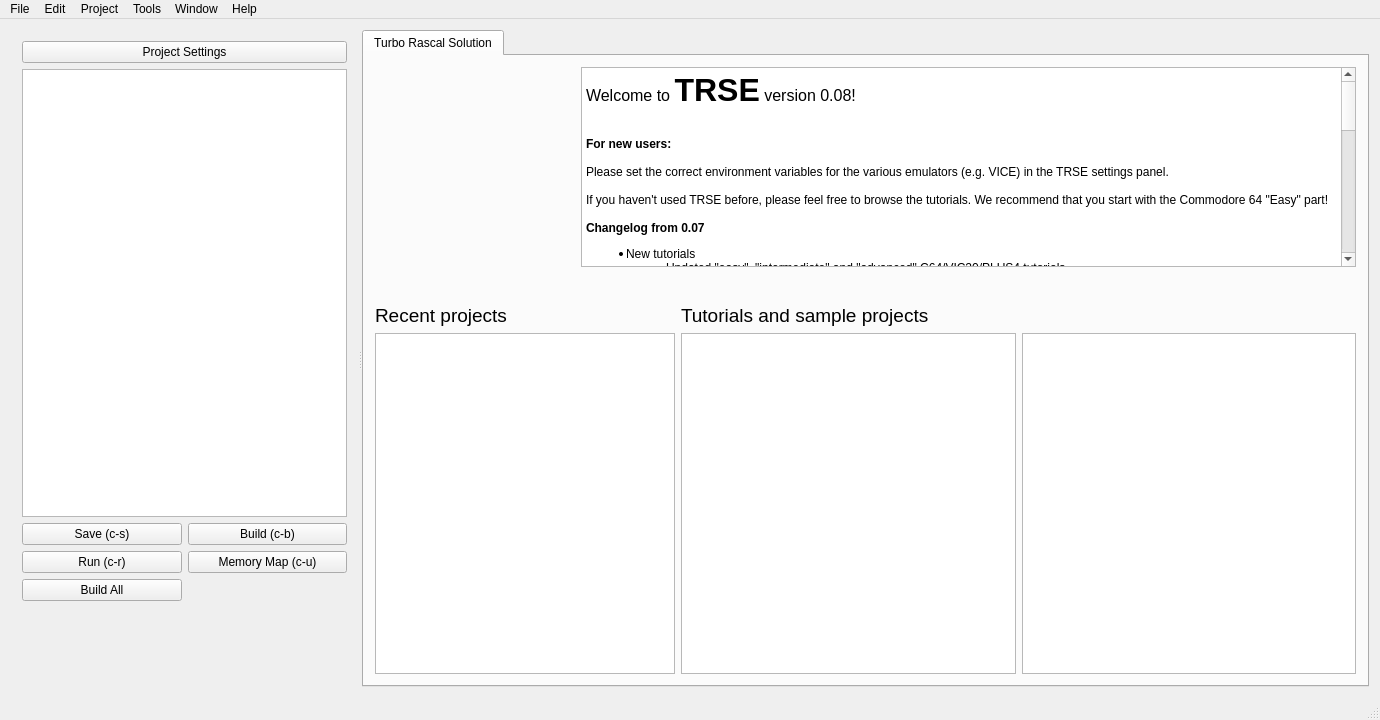
leuat/TRSE, file mainwindow.ui: the form before one commit.
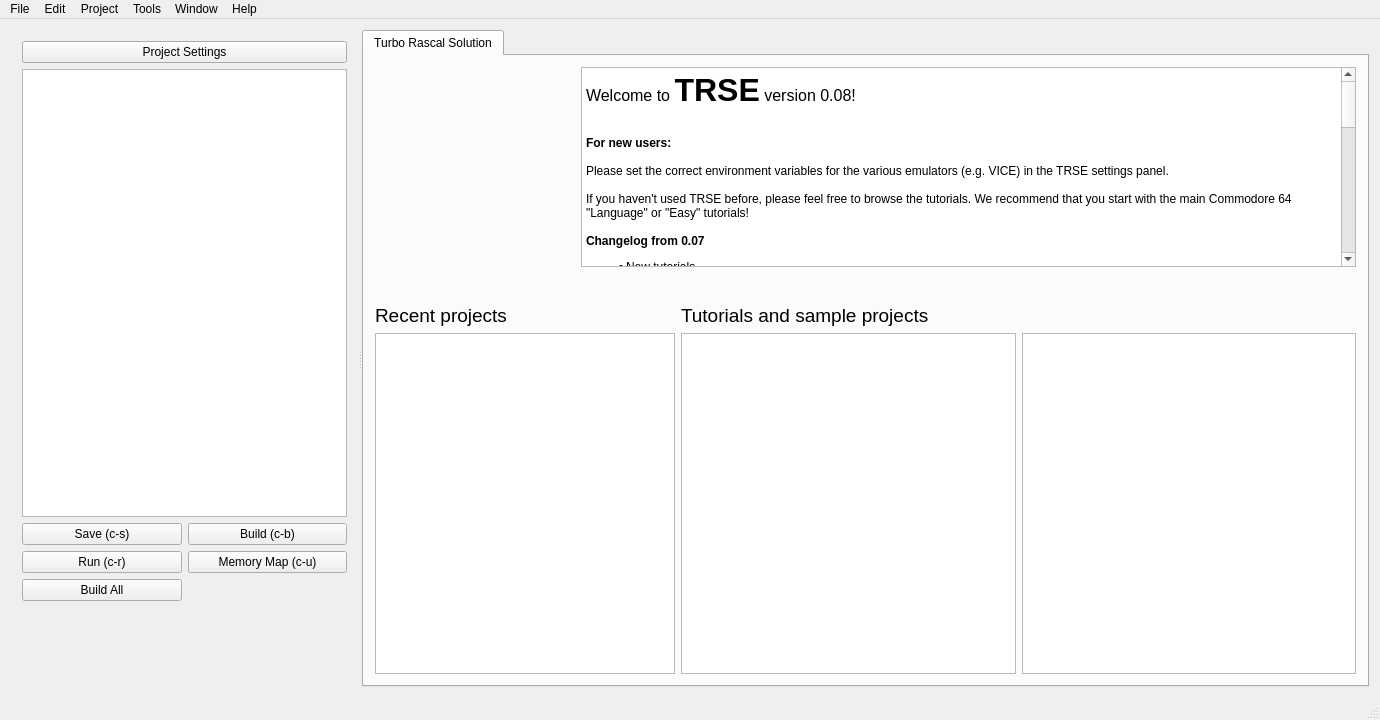
The form after the commit. Icons and pictures are not drawn.

```diff
--- a/mainwindow.ui
+++ b/mainwindow.ui
@@ -229,53 +229,55 @@
                   <string>&lt;!DOCTYPE HTML PUBLIC &quot;-//W3C//DTD HTML 4.0//EN&quot; &quot;http://www.w3.org/TR/REC-html40/strict.dtd&quot;&gt;
 &lt;html&gt;&lt;head&gt;&lt;meta name=&quot;qrichtext&quot; content=&quot;1&quot; /&gt;&lt;style type=&quot;text/css&quot;&gt;
 p, li { white-space: pre-wrap; }
-&lt;/style&gt;&lt;/head&gt;&lt;body style=&quot; font-family:'Noto Sans'; font-size:9pt; font-weight:400; font-style:normal;&quot;&gt;
-&lt;p style=&quot; margin-top:0px; margin-bottom:0px; margin-left:0px; margin-right:0px; -qt-block-indent:0; text-indent:0px;&quot;&gt;&lt;span style=&quot; font-size:12pt;&quot;&gt;Welcome to &lt;/span&gt;&lt;span style=&quot; font-size:24pt; font-weight:600;&quot;&gt;TRSE&lt;/span&gt;&lt;span style=&quot; font-size:12pt;&quot;&gt; version 0.08!&lt;/span&gt;&lt;/p&gt;
+&lt;/style&gt;&lt;/head&gt;&lt;body style=&quot; font-family:'MS Shell Dlg 2'; font-size:8.25pt; font-weight:400; font-style:normal;&quot;&gt;
+&lt;p style=&quot; margin-top:0px; margin-bottom:0px; margin-left:0px; margin-right:0px; -qt-block-indent:0; text-indent:0px;&quot;&gt;&lt;span style=&quot; font-family:'Noto Sans'; font-size:12pt;&quot;&gt;Welcome to &lt;/span&gt;&lt;span style=&quot; font-family:'Noto Sans'; font-size:24pt; font-weight:600;&quot;&gt;TRSE&lt;/span&gt;&lt;span style=&quot; font-family:'Noto Sans'; font-size:12pt;&quot;&gt; version 0.08!&lt;/span&gt;&lt;/p&gt;
 &lt;p style=&quot; margin-top:0px; margin-bottom:0px; margin-left:0px; margin-right:0px; -qt-block-indent:0; text-indent:0px;&quot;&gt;&lt;img src=&quot;:/resources/images/Amiga.png&quot; width=&quot;80&quot; /&gt;&lt;img src=&quot;:/resources/images/C128.png&quot; width=&quot;80&quot; /&gt;&lt;img src=&quot;:/resources/images/C64.png&quot; width=&quot;80&quot; /&gt;&lt;img src=&quot;:/resources/images/PLUS4.png&quot; width=&quot;80&quot; /&gt;&lt;img src=&quot;:/resources/images/VIC20.png&quot; width=&quot;80&quot; /&gt;&lt;img src=&quot;:/resources/images/NES.png&quot; width=&quot;80&quot; /&gt;&lt;img src=&quot;:/resources/images/PET.png&quot; width=&quot;80&quot; /&gt;&lt;/p&gt;
-&lt;p style=&quot;-qt-paragraph-type:empty; margin-top:0px; margin-bottom:0px; margin-left:0px; margin-right:0px; -qt-block-indent:0; text-indent:0px;&quot;&gt;&lt;br /&gt;&lt;/p&gt;
-&lt;p style=&quot; margin-top:0px; margin-bottom:0px; margin-left:0px; margin-right:0px; -qt-block-indent:0; text-indent:0px;&quot;&gt;&lt;span style=&quot; font-weight:600;&quot;&gt;For new users: &lt;/span&gt;&lt;/p&gt;
-&lt;p style=&quot;-qt-paragraph-type:empty; margin-top:0px; margin-bottom:0px; margin-left:0px; margin-right:0px; -qt-block-indent:0; text-indent:0px; font-weight:600;&quot;&gt;&lt;br /&gt;&lt;/p&gt;
-&lt;p style=&quot; margin-top:0px; margin-bottom:0px; margin-left:0px; margin-right:0px; -qt-block-indent:0; text-indent:0px;&quot;&gt;Please set the correct environment variables for the various emulators (e.g. VICE) in the TRSE settings panel. &lt;/p&gt;
-&lt;p style=&quot;-qt-paragraph-type:empty; margin-top:0px; margin-bottom:0px; margin-left:0px; margin-right:0px; -qt-block-indent:0; text-indent:0px;&quot;&gt;&lt;br /&gt;&lt;/p&gt;
-&lt;p style=&quot; margin-top:0px; margin-bottom:0px; margin-left:0px; margin-right:0px; -qt-block-indent:0; text-indent:0px;&quot;&gt;If you haven't used TRSE before, please feel free to browse the tutorials. We recommend that you start with the Commodore 64 &amp;quot;Easy&amp;quot; part!&lt;/p&gt;
-&lt;p style=&quot;-qt-paragraph-type:empty; margin-top:0px; margin-bottom:0px; margin-left:0px; margin-right:0px; -qt-block-indent:0; text-indent:0px;&quot;&gt;&lt;br /&gt;&lt;/p&gt;
-&lt;p style=&quot; margin-top:0px; margin-bottom:0px; margin-left:0px; margin-right:0px; -qt-block-indent:0; text-indent:0px;&quot;&gt;&lt;span style=&quot; font-size:medium; font-weight:600;&quot;&gt;Changelog from 0.07&lt;/span&gt;&lt;/p&gt;
-&lt;ul style=&quot;margin-top: 0px; margin-bottom: 0px; margin-left: 0px; margin-right: 0px; -qt-list-indent: 1;&quot;&gt;&lt;li style=&quot; margin-top:12px; margin-bottom:0px; margin-left:0px; margin-right:0px; -qt-block-indent:0; text-indent:0px;&quot;&gt;New tutorials &lt;/li&gt;
-&lt;ul style=&quot;margin-top: 0px; margin-bottom: 0px; margin-left: 0px; margin-right: 0px; -qt-list-indent: 2;&quot;&gt;&lt;li style=&quot; margin-top:0px; margin-bottom:0px; margin-left:0px; margin-right:0px; -qt-block-indent:0; text-indent:0px;&quot;&gt;Updated &amp;quot;easy&amp;quot;, &amp;quot;intermediate&amp;quot; and &amp;quot;advanced&amp;quot; C64/VIC20/PLUS4 tutorials&lt;/li&gt;&lt;/ul&gt;
-&lt;p style=&quot;-qt-paragraph-type:empty; margin-top:0px; margin-bottom:0px; margin-left:0px; margin-right:0px; -qt-block-indent:0; text-indent:0px;&quot;&gt;&lt;br /&gt;&lt;/p&gt;
-&lt;li style=&quot; margin-top:0px; margin-bottom:0px; margin-left:0px; margin-right:0px; -qt-block-indent:0; text-indent:0px;&quot;&gt;Compiler: &lt;/li&gt;
-&lt;p style=&quot; margin-top:0px; margin-bottom:0px; margin-left:0px; margin-right:0px; -qt-block-indent:1; text-indent:0px;&quot;&gt;	&lt;/p&gt;
-&lt;ul style=&quot;margin-top: 0px; margin-bottom: 0px; margin-left: 0px; margin-right: 0px; -qt-list-indent: 2;&quot;&gt;&lt;li style=&quot; margin-top:0px; margin-bottom:0px; margin-left:0px; margin-right:0px; -qt-block-indent:0; text-indent:0px;&quot;&gt;Local procedure variables are possible&lt;/li&gt;
-&lt;li style=&quot; margin-top:0px; margin-bottom:0px; margin-left:0px; margin-right:0px; -qt-block-indent:0; text-indent:0px;&quot;&gt;Bugfixes and more bugfixes, optimizations&lt;/li&gt;
-&lt;li style=&quot; margin-top:0px; margin-bottom:0px; margin-left:0px; margin-right:0px; -qt-block-indent:0; text-indent:0px;&quot;&gt;More warnings for unused procedures and symbols&lt;/li&gt;
-&lt;li style=&quot; margin-top:0px; margin-bottom:0px; margin-left:0px; margin-right:0px; -qt-block-indent:0; text-indent:0px;&quot;&gt;Now suggests a similar procedure/variable whenever symbol cannot be found&lt;/li&gt;
-&lt;li style=&quot; margin-top:0px; margin-bottom:0px; margin-left:0px; margin-right:0px; -qt-block-indent:0; text-indent:0px;&quot;&gt;AddBreakpoint() to add breakpoints&lt;/li&gt;
-&lt;li style=&quot; margin-top:0px; margin-bottom:0px; margin-left:0px; margin-right:0px; -qt-block-indent:0; text-indent:0px;&quot;&gt;System preprocessor defines (#ifdef C64  .... #endif    #ifdef VIC20 ... #endif)&lt;/li&gt;
-&lt;li style=&quot; margin-top:0px; margin-bottom:0px; margin-left:0px; margin-right:0px; -qt-block-indent:0; text-indent:0px;&quot;&gt;Better 16 bit mul /div handling&lt;/li&gt;
-&lt;li style=&quot; margin-top:0px; margin-bottom:0px; margin-left:0px; margin-right:0px; -qt-block-indent:0; text-indent:0px;&quot;&gt;Commodore Plus/4 support&lt;/li&gt;
-&lt;li style=&quot; margin-top:0px; margin-bottom:0px; margin-left:0px; margin-right:0px; -qt-block-indent:0; text-indent:0px;&quot;&gt;TRUE / FALSE implemented.&lt;/li&gt;
-&lt;li style=&quot; margin-top:0px; margin-bottom:0px; margin-left:0px; margin-right:0px; -qt-block-indent:0; text-indent:0px;&quot;&gt;NULL conditionals possible : if (m) then... (equals if (m&amp;lt;&amp;gt;false) or if (m&amp;lt;&amp;gt;1))&lt;/li&gt;
-&lt;li style=&quot; margin-top:0px; margin-bottom:0px; margin-left:0px; margin-right:0px; -qt-block-indent:0; text-indent:0px;&quot;&gt;CASE implemented, also help text.&lt;/li&gt;
-&lt;li style=&quot; margin-top:0px; margin-bottom:0px; margin-left:0px; margin-right:0px; -qt-block-indent:0; text-indent:0px;&quot;&gt;Compiler gives warnings about unused variables (pretty useful)&lt;/li&gt;
-&lt;li style=&quot; margin-top:0px; margin-bottom:0px; margin-left:0px; margin-right:0px; -qt-block-indent:0; text-indent:0px;&quot;&gt;Return values: Procedures can now return byte values, which can be used in evaluating expressions (e.g a:=MyMethod(b*c)*d);&lt;/li&gt;
-&lt;li style=&quot; margin-top:0px; margin-bottom:0px; margin-left:0px; margin-right:0px; -qt-block-indent:0; text-indent:0px;&quot;&gt;myPointer:=ToPointer(hiValue + $04,00); // Creates a pointer from hi/lo bytes&lt;/li&gt;&lt;/ul&gt;
-&lt;li style=&quot; margin-top:0px; margin-bottom:0px; margin-left:0px; margin-right:0px; -qt-block-indent:0; text-indent:0px;&quot;&gt;Methods&lt;/li&gt;
-&lt;ul style=&quot;margin-top: 0px; margin-bottom: 0px; margin-left: 0px; margin-right: 0px; -qt-list-indent: 2;&quot;&gt;&lt;li style=&quot; margin-top:0px; margin-bottom:0px; margin-left:0px; margin-right:0px; -qt-block-indent:0; text-indent:0px;&quot;&gt;Mod : Modulo method. a:=mod(a+1,10); will cycle a between 0 and 9&lt;/li&gt;
-&lt;li style=&quot; margin-top:0px; margin-bottom:0px; margin-left:0px; margin-right:0px; -qt-block-indent:0; text-indent:0px;&quot;&gt;ToPointer (a,b) - creates a pointer from hi / lo bytes	 &lt;/li&gt;&lt;/ul&gt;
-&lt;li style=&quot; margin-top:0px; margin-bottom:0px; margin-left:0px; margin-right:0px; -qt-block-indent:0; text-indent:0px;&quot;&gt;Assembler&lt;/li&gt;
-&lt;ul style=&quot;margin-top: 0px; margin-bottom: 0px; margin-left: 0px; margin-right: 0px; -qt-list-indent: 2;&quot;&gt;&lt;li style=&quot; margin-top:0px; margin-bottom:0px; margin-left:0px; margin-right:0px; -qt-block-indent:0; text-indent:0px;&quot;&gt;Now outputs debug symbols to VICE, which are automatically loaded on start. Easier monitoring etc.&lt;/li&gt;&lt;/ul&gt;
-&lt;p style=&quot;-qt-paragraph-type:empty; margin-top:0px; margin-bottom:0px; margin-left:0px; margin-right:0px; -qt-block-indent:1; text-indent:0px;&quot;&gt;&lt;br /&gt;&lt;/p&gt;
-&lt;li style=&quot; margin-top:0px; margin-bottom:0px; margin-left:0px; margin-right:0px; -qt-block-indent:0; text-indent:0px;&quot;&gt;Editor &lt;/li&gt;
-&lt;ul style=&quot;margin-top: 0px; margin-bottom: 0px; margin-left: 0px; margin-right: 0px; -qt-list-indent: 2;&quot;&gt;&lt;li style=&quot; margin-top:0px; margin-bottom:0px; margin-left:0px; margin-right:0px; -qt-block-indent:0; text-indent:0px;&quot;&gt;Help dialog update (search now works)&lt;/li&gt;
-&lt;li style=&quot; margin-top:0px; margin-bottom:0px; margin-left:0px; margin-right:0px; -qt-block-indent:0; text-indent:0px;&quot;&gt;Lots of new help methods&lt;/li&gt;&lt;/ul&gt;
-&lt;li style=&quot; margin-top:0px; margin-bottom:0px; margin-left:0px; margin-right:0px; -qt-block-indent:0; text-indent:0px;&quot;&gt;Fjong: &lt;/li&gt;
-&lt;ul style=&quot;margin-top: 0px; margin-bottom: 0px; margin-left: 0px; margin-right: 0px; -qt-list-indent: 2;&quot;&gt;&lt;li style=&quot; margin-top:0px; margin-bottom:0px; margin-left:0px; margin-right:0px; -qt-block-indent:0; text-indent:0px;&quot;&gt;Help text &lt;/li&gt;
-&lt;li style=&quot; margin-top:0px; margin-bottom:0px; margin-left:0px; margin-right:0px; -qt-block-indent:0; text-indent:0px;&quot;&gt;Search in editor&lt;/li&gt;
-&lt;li style=&quot; margin-top:0px; margin-bottom:0px; margin-left:0px; margin-right:0px; -qt-block-indent:0; text-indent:0px;&quot;&gt;New tutorials&lt;/li&gt;
-&lt;li style=&quot; margin-top:0px; margin-bottom:0px; margin-left:0px; margin-right:0px; -qt-block-indent:0; text-indent:0px;&quot;&gt;Syntax highlighting updated and works&lt;/li&gt;&lt;/ul&gt;
-&lt;p style=&quot;-qt-paragraph-type:empty; margin-top:0px; margin-bottom:0px; margin-left:0px; margin-right:0px; -qt-block-indent:2; text-indent:0px;&quot;&gt;&lt;br /&gt;&lt;/p&gt;
-&lt;li style=&quot; margin-top:0px; margin-bottom:0px; margin-left:0px; margin-right:0px; -qt-block-indent:0; text-indent:0px;&quot;&gt;A comprehensive guide to programming on the C64 using TRSE:&lt;/li&gt;&lt;/ul&gt;
-&lt;p style=&quot;-qt-paragraph-type:empty; margin-top:0px; margin-bottom:12px; margin-left:0px; margin-right:0px; -qt-block-indent:0; text-indent:0px;&quot;&gt;&lt;br /&gt;&lt;/p&gt;&lt;/body&gt;&lt;/html&gt;</string>
+&lt;p style=&quot;-qt-paragraph-type:empty; margin-top:0px; margin-bottom:0px; margin-left:0px; margin-right:0px; -qt-block-indent:0; text-indent:0px; font-family:'Noto Sans'; font-size:9pt;&quot;&gt;&lt;br /&gt;&lt;/p&gt;
+&lt;p style=&quot; margin-top:0px; margin-bottom:0px; margin-left:0px; margin-right:0px; -qt-block-indent:0; text-indent:0px;&quot;&gt;&lt;span style=&quot; font-family:'Noto Sans'; font-size:9pt; font-weight:600;&quot;&gt;For new users: &lt;/span&gt;&lt;/p&gt;
+&lt;p style=&quot;-qt-paragraph-type:empty; margin-top:0px; margin-bottom:0px; margin-left:0px; margin-right:0px; -qt-block-indent:0; text-indent:0px; font-family:'Noto Sans'; font-size:9pt; font-weight:600;&quot;&gt;&lt;br /&gt;&lt;/p&gt;
+&lt;p style=&quot; margin-top:0px; margin-bottom:0px; margin-left:0px; margin-right:0px; -qt-block-indent:0; text-indent:0px;&quot;&gt;&lt;span style=&quot; font-family:'Noto Sans'; font-size:9pt;&quot;&gt;Please set the correct environment variables for the various emulators (e.g. VICE) in the TRSE settings panel. &lt;/span&gt;&lt;/p&gt;
+&lt;p style=&quot;-qt-paragraph-type:empty; margin-top:0px; margin-bottom:0px; margin-left:0px; margin-right:0px; -qt-block-indent:0; text-indent:0px; font-family:'Noto Sans'; font-size:9pt;&quot;&gt;&lt;br /&gt;&lt;/p&gt;
+&lt;p style=&quot; margin-top:0px; margin-bottom:0px; margin-left:0px; margin-right:0px; -qt-block-indent:0; text-indent:0px;&quot;&gt;&lt;span style=&quot; font-family:'Noto Sans'; font-size:9pt;&quot;&gt;If you haven't used TRSE before, please feel free to browse the tutorials. We recommend that you start with the main Commodore 64 &amp;quot;Language&amp;quot; or &amp;quot;Easy&amp;quot; tutorials!&lt;/span&gt;&lt;/p&gt;
+&lt;p style=&quot;-qt-paragraph-type:empty; margin-top:0px; margin-bottom:0px; margin-left:0px; margin-right:0px; -qt-block-indent:0; text-indent:0px; font-family:'Noto Sans'; font-size:9pt;&quot;&gt;&lt;br /&gt;&lt;/p&gt;
+&lt;p style=&quot; margin-top:0px; margin-bottom:0px; margin-left:0px; margin-right:0px; -qt-block-indent:0; text-indent:0px;&quot;&gt;&lt;span style=&quot; font-family:'Noto Sans'; font-size:9pt; font-weight:600;&quot;&gt;Changelog from 0.07&lt;/span&gt;&lt;/p&gt;
+&lt;ul style=&quot;margin-top: 0px; margin-bottom: 0px; margin-left: 0px; margin-right: 0px; -qt-list-indent: 1;&quot;&gt;&lt;li style=&quot; font-family:'Noto Sans'; font-size:9pt;&quot; style=&quot; margin-top:12px; margin-bottom:0px; margin-left:0px; margin-right:0px; -qt-block-indent:0; text-indent:0px;&quot;&gt;New tutorials &lt;/li&gt;
+&lt;ul style=&quot;margin-top: 0px; margin-bottom: 0px; margin-left: 0px; margin-right: 0px; -qt-list-indent: 2;&quot;&gt;&lt;li style=&quot; font-family:'Noto Sans'; font-size:9pt;&quot; style=&quot; margin-top:0px; margin-bottom:0px; margin-left:0px; margin-right:0px; -qt-block-indent:0; text-indent:0px;&quot;&gt;Updated &amp;quot;easy&amp;quot;, &amp;quot;intermediate&amp;quot; and &amp;quot;advanced&amp;quot; C64/VIC20/PLUS4 tutorials&lt;/li&gt;
+&lt;li style=&quot; font-family:'Noto Sans'; font-size:9pt;&quot; style=&quot; margin-top:0px; margin-bottom:0px; margin-left:0px; margin-right:0px; -qt-block-indent:0; text-indent:0px;&quot;&gt;New ray tracer tutorials&lt;/li&gt;&lt;/ul&gt;
+&lt;p style=&quot;-qt-paragraph-type:empty; margin-top:0px; margin-bottom:0px; margin-left:0px; margin-right:0px; -qt-block-indent:0; text-indent:0px; font-family:'Noto Sans'; font-size:9pt;&quot;&gt;&lt;br /&gt;&lt;/p&gt;
+&lt;li style=&quot; font-family:'Noto Sans'; font-size:9pt;&quot; style=&quot; margin-top:0px; margin-bottom:0px; margin-left:0px; margin-right:0px; -qt-block-indent:0; text-indent:0px;&quot;&gt;Compiler: &lt;/li&gt;
+&lt;p style=&quot; margin-top:0px; margin-bottom:0px; margin-left:0px; margin-right:0px; -qt-block-indent:1; text-indent:0px;&quot;&gt;&lt;span style=&quot; font-family:'Noto Sans'; font-size:9pt;&quot;&gt;		&lt;/span&gt;&lt;/p&gt;
+&lt;ul style=&quot;margin-top: 0px; margin-bottom: 0px; margin-left: 0px; margin-right: 0px; -qt-list-indent: 2;&quot;&gt;&lt;li style=&quot; font-family:'Noto Sans'; font-size:9pt;&quot; style=&quot; margin-top:0px; margin-bottom:0px; margin-left:0px; margin-right:0px; -qt-block-indent:0; text-indent:0px;&quot;&gt;Better integer management&lt;/li&gt;
+&lt;li style=&quot; font-family:'Noto Sans'; font-size:9pt;&quot; style=&quot; margin-top:0px; margin-bottom:0px; margin-left:0px; margin-right:0px; -qt-block-indent:0; text-indent:0px;&quot;&gt;Improved error handling, also when using include files&lt;/li&gt;
+&lt;li style=&quot; font-family:'Noto Sans'; font-size:9pt;&quot; style=&quot; margin-top:0px; margin-bottom:0px; margin-left:0px; margin-right:0px; -qt-block-indent:0; text-indent:0px;&quot;&gt;Cycles are now correctly populated, also in include files&lt;/li&gt;
+&lt;li style=&quot; font-family:'Noto Sans'; font-size:9pt;&quot; style=&quot; margin-top:0px; margin-bottom:0px; margin-left:0px; margin-right:0px; -qt-block-indent:0; text-indent:0px;&quot;&gt;Local procedure variables are possible&lt;/li&gt;
+&lt;li style=&quot; font-family:'Noto Sans'; font-size:9pt;&quot; style=&quot; margin-top:0px; margin-bottom:0px; margin-left:0px; margin-right:0px; -qt-block-indent:0; text-indent:0px;&quot;&gt;Bugfixes and more bugfixes, optimizations&lt;/li&gt;
+&lt;li style=&quot; font-family:'Noto Sans'; font-size:9pt;&quot; style=&quot; margin-top:0px; margin-bottom:0px; margin-left:0px; margin-right:0px; -qt-block-indent:0; text-indent:0px;&quot;&gt;More warnings for unused procedures and symbols&lt;/li&gt;
+&lt;li style=&quot; font-family:'Noto Sans'; font-size:9pt;&quot; style=&quot; margin-top:0px; margin-bottom:0px; margin-left:0px; margin-right:0px; -qt-block-indent:0; text-indent:0px;&quot;&gt;Now suggests a similar procedure/variable whenever symbol cannot be found&lt;/li&gt;
+&lt;li style=&quot; font-family:'Noto Sans'; font-size:9pt;&quot; style=&quot; margin-top:0px; margin-bottom:0px; margin-left:0px; margin-right:0px; -qt-block-indent:0; text-indent:0px;&quot;&gt;AddBreakpoint() to add breakpoints&lt;/li&gt;
+&lt;li style=&quot; font-family:'Noto Sans'; font-size:9pt;&quot; style=&quot; margin-top:0px; margin-bottom:0px; margin-left:0px; margin-right:0px; -qt-block-indent:0; text-indent:0px;&quot;&gt;System preprocessor defines (#ifdef C64  .... #endif    #ifdef VIC20 ... #endif)&lt;/li&gt;
+&lt;li style=&quot; font-family:'Noto Sans'; font-size:9pt;&quot; style=&quot; margin-top:0px; margin-bottom:0px; margin-left:0px; margin-right:0px; -qt-block-indent:0; text-indent:0px;&quot;&gt;Better 16 bit mul /div handling&lt;/li&gt;
+&lt;li style=&quot; font-family:'Noto Sans'; font-size:9pt;&quot; style=&quot; margin-top:0px; margin-bottom:0px; margin-left:0px; margin-right:0px; -qt-block-indent:0; text-indent:0px;&quot;&gt;Commodore Plus/4 support&lt;/li&gt;
+&lt;li style=&quot; font-family:'Noto Sans'; font-size:9pt;&quot; style=&quot; margin-top:0px; margin-bottom:0px; margin-left:0px; margin-right:0px; -qt-block-indent:0; text-indent:0px;&quot;&gt;TRUE / FALSE implemented.&lt;/li&gt;
+&lt;li style=&quot; font-family:'Noto Sans'; font-size:9pt;&quot; style=&quot; margin-top:0px; margin-bottom:0px; margin-left:0px; margin-right:0px; -qt-block-indent:0; text-indent:0px;&quot;&gt;NULL conditionals possible : if (m) then... (equals if (m&amp;lt;&amp;gt;false) or if (m&amp;lt;&amp;gt;1))&lt;/li&gt;
+&lt;li style=&quot; font-family:'Noto Sans'; font-size:9pt;&quot; style=&quot; margin-top:0px; margin-bottom:0px; margin-left:0px; margin-right:0px; -qt-block-indent:0; text-indent:0px;&quot;&gt;CASE implemented, also help text.&lt;/li&gt;
+&lt;li style=&quot; font-family:'Noto Sans'; font-size:9pt;&quot; style=&quot; margin-top:0px; margin-bottom:0px; margin-left:0px; margin-right:0px; -qt-block-indent:0; text-indent:0px;&quot;&gt;Compiler gives warnings about unused variables (pretty useful)&lt;/li&gt;
+&lt;li style=&quot; font-family:'Noto Sans'; font-size:9pt;&quot; style=&quot; margin-top:0px; margin-bottom:0px; margin-left:0px; margin-right:0px; -qt-block-indent:0; text-indent:0px;&quot;&gt;Return values: Procedures can now return byte values, which can be used in evaluating expressions (e.g a:=MyMethod(b*c)*d);&lt;/li&gt;
+&lt;li style=&quot; font-family:'Noto Sans'; font-size:9pt;&quot; style=&quot; margin-top:0px; margin-bottom:0px; margin-left:0px; margin-right:0px; -qt-block-indent:0; text-indent:0px;&quot;&gt;myPointer:=ToPointer(hiValue + $04,00); // Creates a pointer from hi/lo bytes&lt;/li&gt;&lt;/ul&gt;
+&lt;li style=&quot; font-family:'Noto Sans'; font-size:9pt;&quot; style=&quot; margin-top:0px; margin-bottom:0px; margin-left:0px; margin-right:0px; -qt-block-indent:0; text-indent:0px;&quot;&gt;Methods&lt;/li&gt;
+&lt;ul style=&quot;margin-top: 0px; margin-bottom: 0px; margin-left: 0px; margin-right: 0px; -qt-list-indent: 2;&quot;&gt;&lt;li style=&quot; font-family:'Noto Sans'; font-size:9pt;&quot; style=&quot; margin-top:0px; margin-bottom:0px; margin-left:0px; margin-right:0px; -qt-block-indent:0; text-indent:0px;&quot;&gt;Mod : Modulo method. a:=mod(a+1,10); will cycle a between 0 and 9&lt;/li&gt;
+&lt;li style=&quot; font-family:'Noto Sans'; font-size:9pt;&quot; style=&quot; margin-top:0px; margin-bottom:0px; margin-left:0px; margin-right:0px; -qt-block-indent:0; text-indent:0px;&quot;&gt;ToPointer (a,b) - creates a pointer from hi / lo bytes	 &lt;/li&gt;&lt;/ul&gt;
+&lt;li style=&quot; font-family:'Noto Sans'; font-size:9pt;&quot; style=&quot; margin-top:0px; margin-bottom:0px; margin-left:0px; margin-right:0px; -qt-block-indent:0; text-indent:0px;&quot;&gt;Assembler&lt;/li&gt;
+&lt;ul style=&quot;margin-top: 0px; margin-bottom: 0px; margin-left: 0px; margin-right: 0px; -qt-list-indent: 2;&quot;&gt;&lt;li style=&quot; font-family:'Noto Sans'; font-size:9pt;&quot; style=&quot; margin-top:0px; margin-bottom:0px; margin-left:0px; margin-right:0px; -qt-block-indent:0; text-indent:0px;&quot;&gt;Now outputs debug symbols to VICE, which are automatically loaded on start. Easier monitoring etc.&lt;/li&gt;&lt;/ul&gt;
+&lt;p style=&quot;-qt-paragraph-type:empty; margin-top:0px; margin-bottom:0px; margin-left:0px; margin-right:0px; -qt-block-indent:1; text-indent:0px; font-family:'Noto Sans'; font-size:9pt;&quot;&gt;&lt;br /&gt;&lt;/p&gt;
+&lt;li style=&quot; font-family:'Noto Sans'; font-size:9pt;&quot; style=&quot; margin-top:0px; margin-bottom:0px; margin-left:0px; margin-right:0px; -qt-block-indent:0; text-indent:0px;&quot;&gt;Editor &lt;/li&gt;
+&lt;ul style=&quot;margin-top: 0px; margin-bottom: 0px; margin-left: 0px; margin-right: 0px; -qt-list-indent: 2;&quot;&gt;&lt;li style=&quot; font-family:'Noto Sans'; font-size:9pt;&quot; style=&quot; margin-top:0px; margin-bottom:0px; margin-left:0px; margin-right:0px; -qt-block-indent:0; text-indent:0px;&quot;&gt;Help dialog update&lt;/li&gt;
+&lt;li style=&quot; font-family:'Noto Sans'; font-size:9pt;&quot; style=&quot; margin-top:0px; margin-bottom:0px; margin-left:0px; margin-right:0px; -qt-block-indent:0; text-indent:0px;&quot;&gt;Lots of new help methods&lt;/li&gt;&lt;/ul&gt;
+&lt;li style=&quot; font-family:'Noto Sans'; font-size:9pt;&quot; style=&quot; margin-top:0px; margin-bottom:0px; margin-left:0px; margin-right:0px; -qt-block-indent:0; text-indent:0px;&quot;&gt;Fjong: &lt;/li&gt;&lt;/ul&gt;
+&lt;ul style=&quot;margin-top: 0px; margin-bottom: 0px; margin-left: 0px; margin-right: 0px; -qt-list-indent: 2;&quot;&gt;&lt;li style=&quot; font-family:'Noto Sans'; font-size:9pt;&quot; style=&quot; margin-top:0px; margin-bottom:0px; margin-left:0px; margin-right:0px; -qt-block-indent:0; text-indent:0px;&quot;&gt;Help text &lt;/li&gt;
+&lt;li style=&quot; font-family:'Noto Sans'; font-size:9pt;&quot; style=&quot; margin-top:0px; margin-bottom:0px; margin-left:0px; margin-right:0px; -qt-block-indent:0; text-indent:0px;&quot;&gt;Search in editor&lt;/li&gt;
+&lt;li style=&quot; font-family:'Noto Sans'; font-size:9pt;&quot; style=&quot; margin-top:0px; margin-bottom:0px; margin-left:0px; margin-right:0px; -qt-block-indent:0; text-indent:0px;&quot;&gt;New tutorials&lt;/li&gt;
+&lt;li style=&quot; font-family:'Noto Sans'; font-size:9pt;&quot; style=&quot; margin-top:0px; margin-bottom:0px; margin-left:0px; margin-right:0px; -qt-block-indent:0; text-indent:0px;&quot;&gt;Syntax highlighting updated and works&lt;/li&gt;&lt;/ul&gt;
+&lt;p style=&quot;-qt-paragraph-type:empty; margin-top:0px; margin-bottom:12px; margin-left:0px; margin-right:0px; -qt-block-indent:0; text-indent:0px; font-family:'Noto Sans'; font-size:9pt;&quot;&gt;&lt;br /&gt;&lt;/p&gt;&lt;/body&gt;&lt;/html&gt;</string>
                  </property>
                 </widget>
                </item>
```
Left out of the diff: 2 changed lines with no effect on the pictures.
